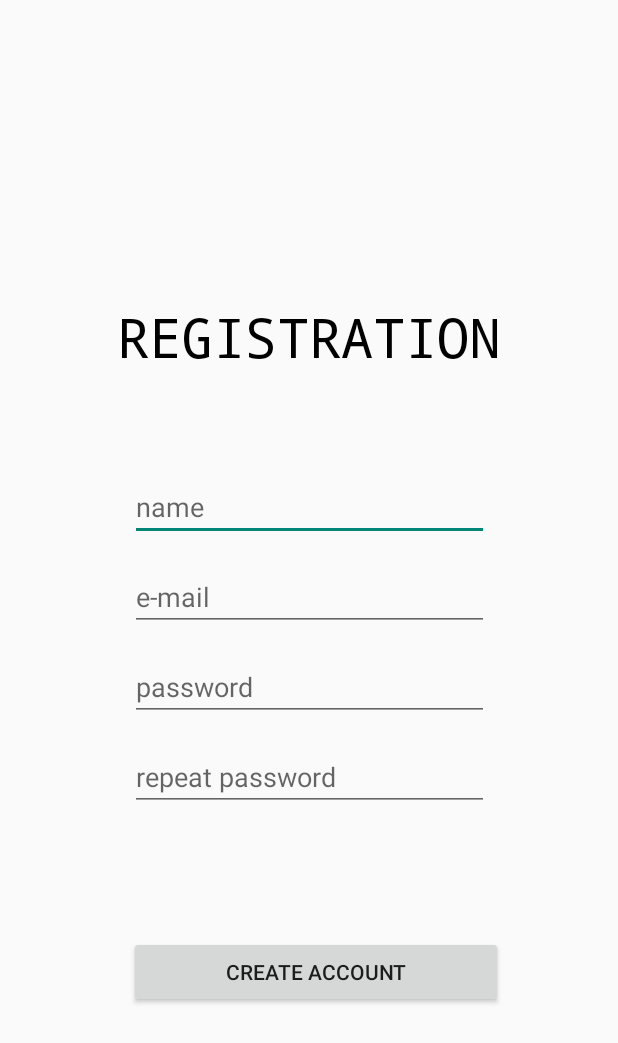
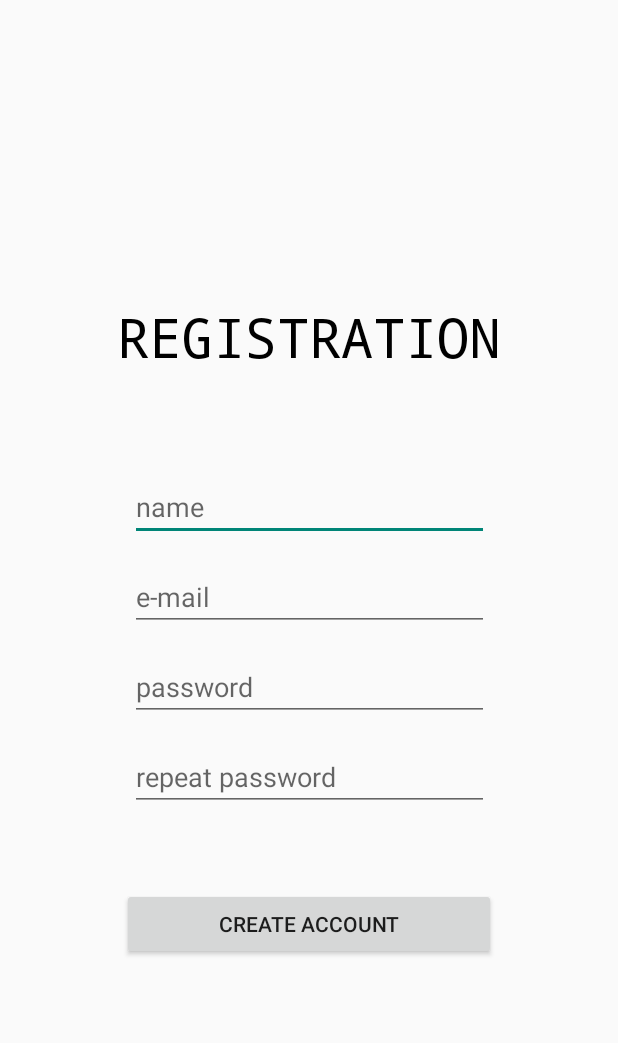
Before and after one commit to biba-boba-2-dolboeba/dresscode-proj, an Android app: the screen it shows after launch (SignOutActivity), after a tap on "create account", on a phone screen of 412 x 824 dp. Shown: the top 1043 px of the screen. Run offline under Robolectric (Android 15) with nearby library versions, the phone set to English and light mode, and no system bars.

Commit message:
created methods initAllViews and loadNewACtivity

```diff
--- a/app/src/main/java/com/biba/boba/dresscode/presentation/signin_screen/SignInPresenter.java
+++ b/app/src/main/java/com/biba/boba/dresscode/presentation/signin_screen/SignInPresenter.java
@@ -7,7 +7,7 @@ import com.biba.boba.dresscode.R;
 
 public class SignInPresenter implements View.OnClickListener
 {
-    private final SignInView signInView;
+    private SignInView signInView;
 
 
     SignInPresenter(SignInView signInView)
@@ -15,17 +15,16 @@ public class SignInPresenter implements View.OnClickListener
         this.signInView = signInView;
     }
 
-    boolean checkValidData(String login, String pass)
+    boolean isValidData(String login, String pass)
     {
         if (login.equals("") || pass.equals(""))
         {
-            signInView.showMessage("invalid data");
+            signInView.showErrorMessage("invalid data");
             return false;
         }
-        else {
-            signInView.showMessage("");
-            return true;
-        }
+
+        signInView.showErrorMessage("");
+        return true;
     }
 
 
@@ -49,9 +48,11 @@ public class SignInPresenter implements View.OnClickListener
                 Log.i("dressLog", "on forgot");
                 signInView.loadForgotAccountActivity();
                 break;
-
         }
-
     }
 
+    void onDetachView()
+    {
+        signInView = null;
+    }
 }
--- a/app/src/main/java/com/biba/boba/dresscode/presentation/signin_screen/SignInView.java
+++ b/app/src/main/java/com/biba/boba/dresscode/presentation/signin_screen/SignInView.java
@@ -4,5 +4,5 @@ public interface SignInView {
     void loadMainActivity();
     void loadForgotAccountActivity();
     void loadCreateAccActivity();
-    void showMessage(String error_message);
+    void showErrorMessage(String error_message);
 }
--- a/app/src/main/java/com/biba/boba/dresscode/presentation/signout_screen/SignOutActivity.java
+++ b/app/src/main/java/com/biba/boba/dresscode/presentation/signout_screen/SignOutActivity.java
@@ -2,14 +2,23 @@ package com.biba.boba.dresscode.presentation.signout_screen;
 
 import androidx.appcompat.app.AppCompatActivity;
 
+import android.content.Intent;
 import android.os.Bundle;
+import android.widget.Button;
+import android.widget.TextView;
 
 import com.biba.boba.dresscode.R;
+import com.biba.boba.dresscode.presentation.main_screen.MainActivity;
 
 public class SignOutActivity extends AppCompatActivity implements SignOutView
 {
     private SignOutPresenter presenter;
 
+    private TextView nameTextView;
+    private TextView e_mailTextView;
+    private TextView passTextView;
+    private TextView repPassTextView;
+    private TextView errorMessageTextView;
 
     @Override
     protected void onCreate(Bundle savedInstanceState) {
@@ -17,8 +26,59 @@ public class SignOutActivity extends AppCompatActivity implements SignOutView
         setContentView(R.layout.sing_out_layout);
 
         presenter = new SignOutPresenter(this);
+
+        initAllView();
     }
 
+
+    private void initAllView()
+    {
+        nameTextView = findViewById(R.id.name_field);
+        e_mailTextView = findViewById(R.id.e_mail_field);
+        passTextView = findViewById(R.id.reg_pass_field);
+        repPassTextView = findViewById(R.id.reg_repeat_pass_field);
+        errorMessageTextView = findViewById(R.id.reg_error_message);
+
+        Button createAccountButton = findViewById(R.id.create_acc);
+        createAccountButton.setOnClickListener(presenter);
+    }
+
+
+    @Override
+    public void loadMainActivity()
+    {
+        String name  = nameTextView.getText().toString();
+        String e_mail = e_mailTextView.getText().toString();
+        String pass = passTextView.getText().toString();
+        String repeat_pass = repPassTextView.getText().toString();
+
+        boolean valid = presenter.isValidDates(name, e_mail, pass, repeat_pass);
+
+        if(valid)
+        {
+            loadActivity(MainActivity.class);
+            overridePendingTransition(R.anim.slide_in_up, R.anim.slide_out_down);
+        }
+    }
+
+    private void loadActivity(Class loadActivity)
+    {
+        Intent intent = new Intent(this, loadActivity);
+        startActivity(intent);
+    }
+
+    @Override
+    public void showErrorMessage(String message)
+    {
+        errorMessageTextView.setText(message);
+    }
+
+    @Override
+    protected void onDestroy()
+    {
+        super.onDestroy();
+        presenter.onDetachView();
+    }
 
     @Override
     public void finish()
--- a/app/src/main/java/com/biba/boba/dresscode/presentation/signout_screen/SignOutPresenter.java
+++ b/app/src/main/java/com/biba/boba/dresscode/presentation/signout_screen/SignOutPresenter.java
@@ -2,16 +2,59 @@ package com.biba.boba.dresscode.presentation.signout_screen;
 
 import android.view.View;
 
+import androidx.annotation.NonNull;
+
+import com.biba.boba.dresscode.R;
+
 public class SignOutPresenter implements View.OnClickListener {
 
-    private final SignOutView view;
+    private SignOutView signOutView;
 
-    public SignOutPresenter(SignOutView view) {
-        this.view = view;
+    SignOutPresenter(SignOutView signOutView) {
+        this.signOutView = signOutView;
+    }
+
+    boolean isValidDates(String name, String email, String pass, String repeat_pass)
+    {
+        if(name.equals("") || email.equals("") || pass.equals("") || repeat_pass.equals(""))
+        {
+            signOutView.showErrorMessage("invalid data");
+            return false;
+        }
+
+        if(name.contains(" "))
+        {
+            signOutView.showErrorMessage("the name must not contain spaces");
+            return false;
+        }
+
+        if (!email.contains("@") || email.contains(" "))
+        {
+            signOutView.showErrorMessage("incorrect e-mail");
+            return false;
+        }
+
+        if (!pass.equals(repeat_pass))
+        {
+            signOutView.showErrorMessage("passwords don 't match");
+            return false;
+        }
+
+        signOutView.showErrorMessage("");
+        return true;
     }
 
     @Override
-    public void onClick(View v) {
+    public void onClick(View v)
+    {
+        if (v.getId() == R.id.create_acc)
+        {
+            signOutView.loadMainActivity();
+        }
+    }
 
+    void onDetachView()
+    {
+        signOutView = null;
     }
 }
--- a/app/src/main/java/com/biba/boba/dresscode/presentation/signout_screen/SignOutView.java
+++ b/app/src/main/java/com/biba/boba/dresscode/presentation/signout_screen/SignOutView.java
@@ -1,4 +1,7 @@
 package com.biba.boba.dresscode.presentation.signout_screen;
 
-interface SignOutView {
+interface SignOutView
+{
+    void loadMainActivity();
+    void showErrorMessage(String message);
 }
--- a/app/src/main/res/layout/sing_out_layout.xml
+++ b/app/src/main/res/layout/sing_out_layout.xml
@@ -7,7 +7,7 @@
     tools:context=".presentation.signout_screen.SignOutActivity">
 
     <TextView
-        android:id="@+id/error_message2"
+        android:id="@+id/reg_error_message"
         android:layout_width="205dp"
         android:layout_height="wrap_content"
         android:layout_alignParentStart="true"
@@ -21,7 +21,7 @@
         app:layout_constraintEnd_toEndOf="parent"
         app:layout_constraintHorizontal_bias="0.417"
         app:layout_constraintStart_toStartOf="parent"
-        app:layout_constraintTop_toBottomOf="@+id/reg_replay_password_field" />
+        app:layout_constraintTop_toBottomOf="@+id/reg_repeat_pass_field" />
 
     <TextView
         android:id="@+id/registrationText"
@@ -68,7 +68,7 @@
         app:layout_constraintTop_toBottomOf="@+id/registrationText" />
 
     <EditText
-        android:id="@+id/e-mail_field"
+        android:id="@+id/e_mail_field"
         android:layout_width="239dp"
         android:layout_height="44dp"
         android:layout_alignParentStart="true"
@@ -86,7 +86,7 @@
         app:layout_constraintTop_toBottomOf="@+id/name_field" />
 
     <EditText
-        android:id="@+id/reg_replay_password_field"
+        android:id="@+id/reg_repeat_pass_field"
         android:layout_width="239dp"
         android:layout_height="44dp"
         android:layout_alignParentStart="true"
@@ -101,10 +101,10 @@
         android:inputType="textPassword"
         app:layout_constraintEnd_toEndOf="parent"
         app:layout_constraintStart_toStartOf="parent"
-        app:layout_constraintTop_toBottomOf="@+id/reg_password_field" />
+        app:layout_constraintTop_toBottomOf="@+id/reg_pass_field" />
 
     <EditText
-        android:id="@+id/reg_password_field"
+        android:id="@+id/reg_pass_field"
         android:layout_width="239dp"
         android:layout_height="44dp"
         android:layout_alignParentStart="true"
@@ -119,7 +119,7 @@
         android:inputType="textPassword"
         app:layout_constraintEnd_toEndOf="parent"
         app:layout_constraintStart_toStartOf="parent"
-        app:layout_constraintTop_toBottomOf="@+id/e-mail_field" />
+        app:layout_constraintTop_toBottomOf="@+id/e_mail_field" />
 
     <Button
         android:id="@+id/create_acc"
@@ -131,11 +131,10 @@
         android:layout_alignParentEnd="true"
         android:layout_alignParentRight="true"
         android:layout_alignParentBottom="true"
-        android:layout_marginTop="56dp"
+        android:layout_marginTop="592dp"
         android:text="@string/create_account"
         app:layout_constraintEnd_toEndOf="parent"
-        app:layout_constraintHorizontal_bias="0.53"
         app:layout_constraintStart_toStartOf="parent"
-        app:layout_constraintTop_toBottomOf="@+id/error_message2" />
+        app:layout_constraintTop_toTopOf="parent" />
 
 </androidx.constraintlayout.widget.ConstraintLayout>
```
Also changed, not shown: app/src/main/java/com/biba/boba/dresscode/presentation/signin_screen/SignInActivity.java (+10 -7 lines), app/src/main/res/layout/main_activity_layout.xml (+4 -6 lines).
